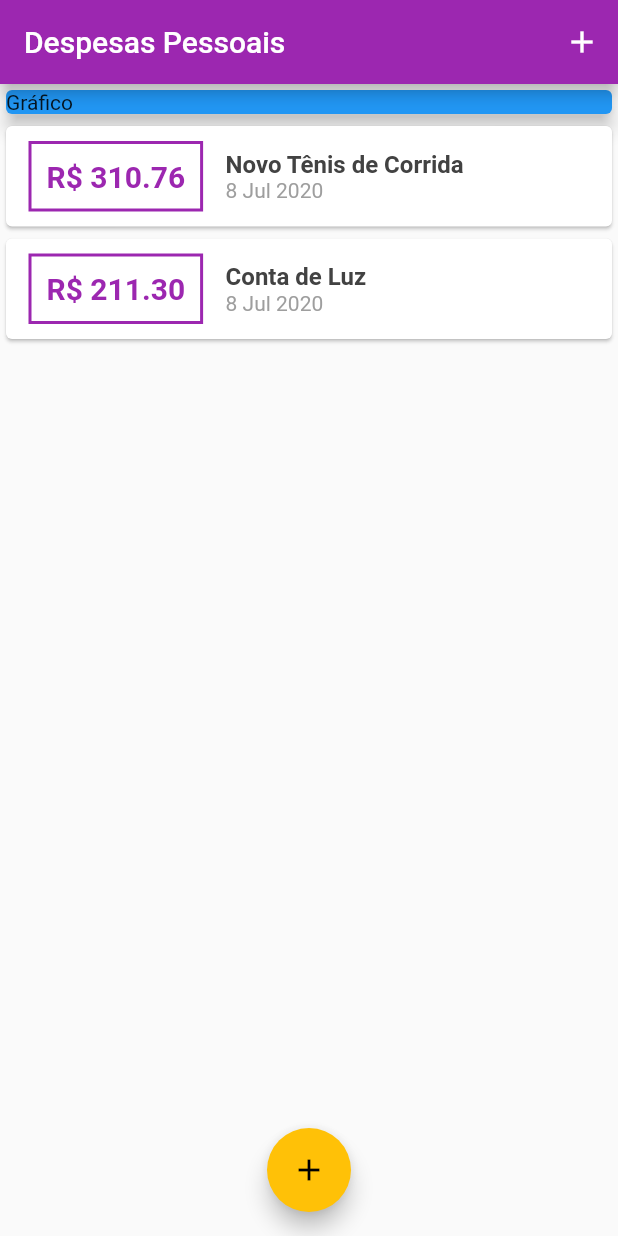
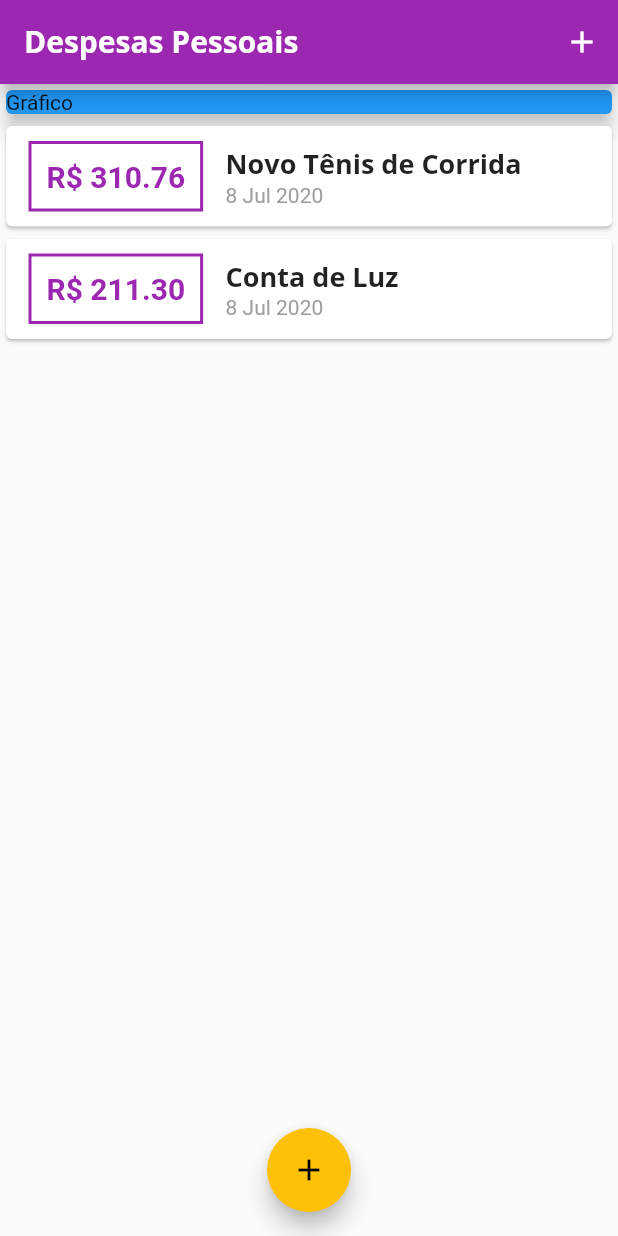
Before and after one commit to diegoluques/Flutter_Expenses, a Flutter app: the screen it shows after launch, on a phone screen of 412 x 824 dp. Run offline on Flutter 3.47's test engine with Material 2 defaults, Android fonts, the phone set to English and light mode, and no system bars.

Commit message:
Fontes Personalizadas & Theme

```diff
--- a/lib/components/transaction_list.dart
+++ b/lib/components/transaction_list.dart
@@ -44,11 +44,12 @@ class TransactionList extends StatelessWidget {
                   children: <Widget>[
                     Text(
                       tr.title,
-                      style: TextStyle(
-                        fontSize: 16,
-                        fontWeight: FontWeight.bold,
-                        color: Colors.grey[800],
-                      ),
+                      style: Theme.of(context).textTheme.title,
+                      // style: TextStyle(
+                      //   fontSize: 16,
+                      //   fontWeight: FontWeight.bold,
+                      //   color: Colors.grey[800],
+                      // ),
                     ),
                     Text(
                       DateFormat("d MMM y").format(tr.date),
--- a/lib/main.dart
+++ b/lib/main.dart
@@ -14,8 +14,25 @@ class ExpensesApp extends StatelessWidget {
     return MaterialApp(
       home: MyHomePage(),
       theme: ThemeData(
-        primarySwatch: Colors.purple,
+        primarySwatch: Colors.purple, //range de cores
         accentColor: Colors.amber,
+        fontFamily: "Quicksand",
+        textTheme: ThemeData.light().textTheme.copyWith(
+              title: TextStyle(
+                fontFamily: "OpenSans",
+                fontSize: 18,
+                fontWeight: FontWeight.bold,
+              ),
+            ),
+        appBarTheme: AppBarTheme(
+          textTheme: ThemeData.light().textTheme.copyWith(
+                title: TextStyle(
+                  fontFamily: "OpenSans",
+                  fontSize: 20,
+                  fontWeight: FontWeight.bold,
+                ),
+              ),
+        ),
       ),
       debugShowCheckedModeBanner: false,
     );
@@ -71,7 +88,9 @@ class _MyHomePageState extends State<MyHomePage> {
   Widget build(BuildContext context) {
     return Scaffold(
       appBar: AppBar(
-        title: Text("Despesas Pessoais"),
+        title: Text(
+          "Despesas Pessoais",
+        ),
         actions: <Widget>[
           IconButton(
             icon: Icon(Icons.add),
```
Also changed, not shown: pubspec.yaml (+11 -6 lines), assets/fonts/OpenSans-Bold.ttf (added), assets/fonts/OpenSans-Regular.ttf (added), assets/fonts/Quicksand-Bold.ttf (added), assets/fonts/Quicksand-Light.ttf (added), assets/fonts/Quicksand-Medium.ttf (added), assets/fonts/Quicksand-Regular.ttf (added).
